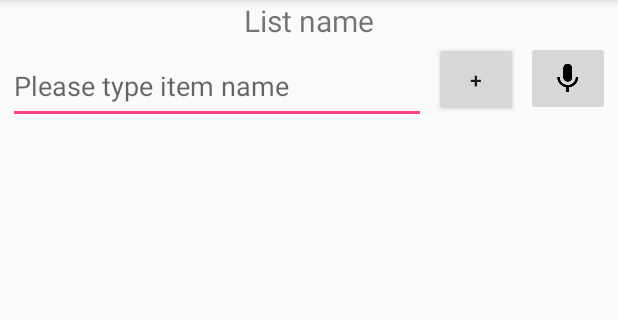
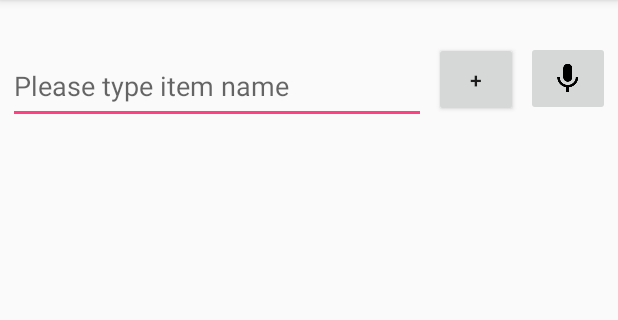
Before and after one commit to Zhanna1980/Android_MyShoppingList, an Android app: the ListActivity screen opened directly, with no data from a screen before it, on a phone screen of 412 x 824 dp, the part 84-404 px from its top. Run offline under Robolectric (Android 15) with nearby library versions, the phone set to English and light mode, and no system bars; 3 statements that could not run were skipped.

Commit message:
strings and other small changes

```diff
--- a/app/src/main/java/com/example/zhannalibman/myshoppinglist/ListActivity.java
+++ b/app/src/main/java/com/example/zhannalibman/myshoppinglist/ListActivity.java
@@ -66,11 +66,11 @@ public class ListActivity extends AppCompatActivity {
         String enteredItemName = activity_list_enterItemName.getText().toString();
         if (!enteredItemName.isEmpty()) {
             if (isAlreadyInTheList(enteredItemName)) {
-                Toast.makeText(ListActivity.this, "it is in the list", Toast.LENGTH_SHORT).show();
+                Toast.makeText(ListActivity.this, getString(R.string.already_in_list), Toast.LENGTH_SHORT).show();
             } else {
                 addItemToList(enteredItemName);
                 activity_list_enterItemName.setText("");
-                activity_list_enterItemName.setHint("Please type item name");
+                activity_list_enterItemName.setHint(getString(R.string.enterItemName_hint));
                 activity_list_enterItemName.requestFocus();
             }
         }
--- a/app/src/main/res/layout/activity_list.xml
+++ b/app/src/main/res/layout/activity_list.xml
@@ -8,8 +8,7 @@
     <TextView
         android:layout_width="match_parent"
         android:layout_height="wrap_content"
-        android:text="List name"
-        android:textSize="20dp"
+        android:textSize="20sp"
         android:id="@+id/activity_list_title"
         android:gravity="center_horizontal"/>
     <LinearLayout
@@ -22,7 +21,7 @@
             android:layout_height="50dp"
             android:layout_margin="5dp"
             android:id="@+id/activity_list_enterItemName"
-            android:hint="Please type item name"
+            android:hint="@string/enterItemName_hint"
             android:inputType="text"
             android:maxLines="1"
             android:imeOptions="actionDone"/>
@@ -30,7 +29,7 @@
             android:layout_width="0dp"
             android:layout_weight="1"
             android:layout_height="50dp"
-            android:layout_marginRight="5dp"
+            android:layout_marginEnd="5dp"
             android:text="+"
             android:id="@+id/activity_list_btnAddItem"
             android:onClick="onClickAddItem"/>
@@ -39,7 +38,7 @@
             android:layout_width="0dp"
             android:layout_weight="1"
             android:layout_height="50dp"
-            android:layout_marginRight="5dp"
+            android:layout_marginEnd="5dp"
             android:id="@+id/activity_list_btnVoiceAdding"
             android:onClick="onClickVoiceAddItem"/>
     </LinearLayout>
--- a/app/src/main/res/values/strings.xml
+++ b/app/src/main/res/values/strings.xml
@@ -1,3 +1,11 @@
 <resources>
     <string name="app_name">My Shopping List</string>
+    <string name="main_activity_title">My lists</string>
+    <string name="enterListName_hint">Please enter your list name</string>
+    <string name="unnamed_list">Unnamed list</string>
+    <string name="alert_add_existing_list">Such list already exists. Add anyway?</string>
+    <string name="enterItemName_hint">Please type item name</string>
+    <string name="already_in_list">It is already in the list</string>
+    <string name="yes">Yes</string>
+    <string name="no">No</string>
 </resources>
```
Also changed, not shown: app/src/main/java/com/example/zhannalibman/myshoppinglist/Item.java (+11 -1 lines), app/src/main/java/com/example/zhannalibman/myshoppinglist/MainActivity.java (+7 -14 lines), app/src/main/java/com/example/zhannalibman/myshoppinglist/ShoppingList.java (+8 -7 lines), app/src/main/res/layout/activity_main.xml (+4 -4 lines).
